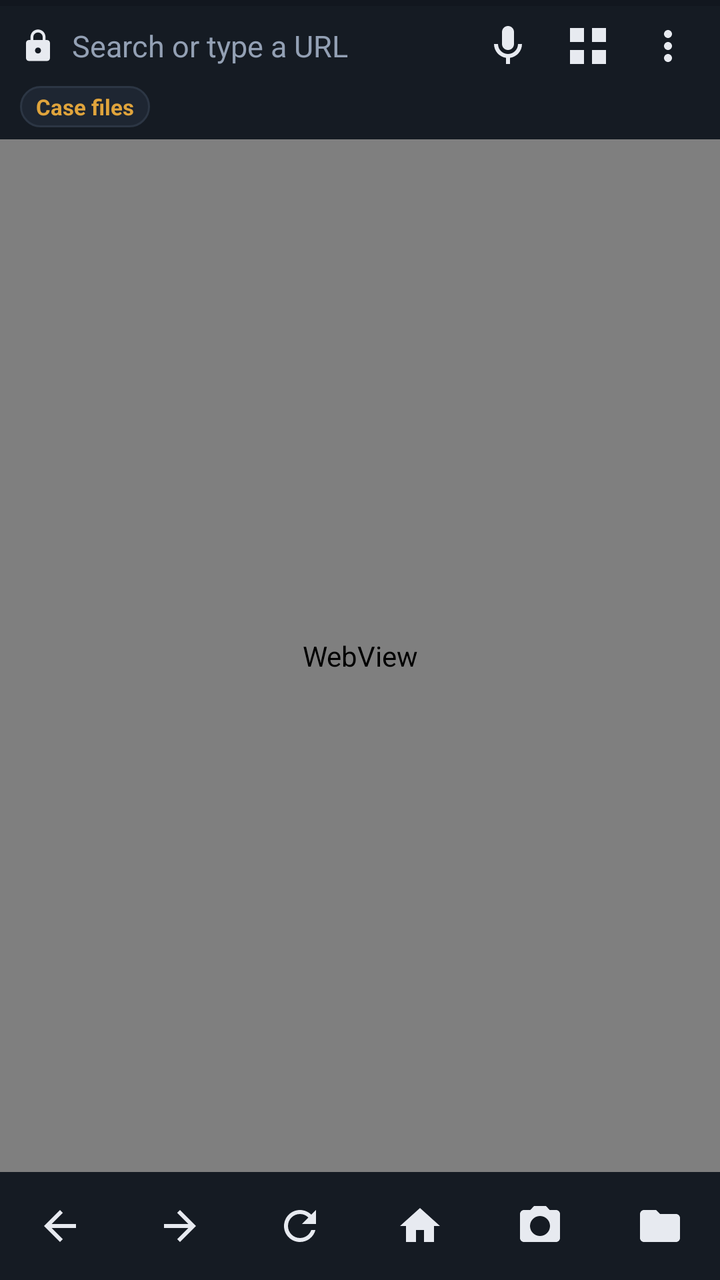
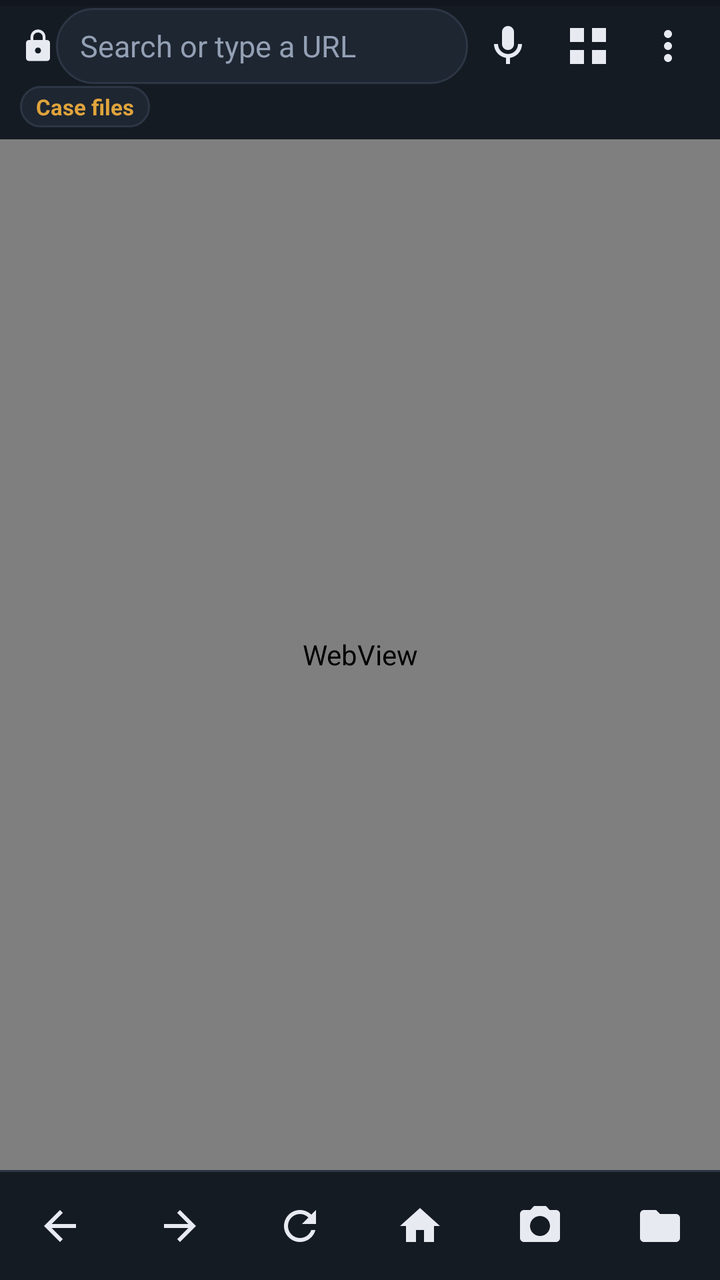

The first picture is an Android layout as it rendered before a commit; the second is the same layout after the commit. The layout source and the unified diff follow.
<!-- AndroidManifest.xml: application theme Theme.Sleuth -->
<!-- res/layout/activity_main.xml -->
<?xml version="1.0" encoding="utf-8"?>
<LinearLayout xmlns:android="http://schemas.android.com/apk/res/android"
    xmlns:app="http://schemas.android.com/apk/res-auto"
    android:layout_width="match_parent"
    android:layout_height="match_parent"
    android:background="@color/noir"
    android:orientation="vertical">

    <ProgressBar
        android:id="@+id/progressBar"
        style="?android:attr/progressBarStyleHorizontal"
        android:layout_width="match_parent"
        android:layout_height="3dp"
        android:max="100"
        android:progress="0"
        android:progressTint="@color/amber"
        android:progressBackgroundTint="@color/noir_surface_variant" />

    <LinearLayout
        android:layout_width="match_parent"
        android:layout_height="wrap_content"
        android:background="@color/noir_surface"
        android:gravity="center_vertical"
        android:orientation="horizontal"
        android:paddingStart="10dp"
        android:paddingEnd="6dp">

        <ImageView
            android:id="@+id/lockIcon"
            android:layout_width="18dp"
            android:layout_height="18dp"
            android:contentDescription="@string/content_description_app_icon"
            android:src="@drawable/ic_lock" />

        <ImageView
            android:id="@+id/protectionIcon"
            android:layout_width="18dp"
            android:layout_height="18dp"
            android:layout_marginStart="4dp"
            android:contentDescription="@string/status_page_protected"
            android:src="@drawable/ic_shield"
            android:visibility="gone" />

        <EditText
            android:id="@+id/urlBar"
            android:layout_width="0dp"
            android:layout_height="40dp"
            android:layout_weight="1"
            android:background="@null"
            android:ellipsize="end"
            android:hint="@string/hint_url"
            android:imeOptions="actionGo|flagNoExtractUi"
            android:inputType="textUri|textNoSuggestions"
            android:maxLines="1"
            android:paddingStart="8dp"
            android:paddingEnd="8dp"
            android:selectAllOnFocus="true"
            android:singleLine="true"
            android:textColor="@color/paper"
            android:textColorHint="@color/paper_dim"
            android:textSize="15sp" />

        <ImageButton
            android:id="@+id/btnVoice"
            android:layout_width="40dp"
            android:layout_height="40dp"
            android:background="?android:attr/selectableItemBackgroundBorderless"
            android:contentDescription="@string/action_voice"
            android:src="@drawable/ic_mic" />

        <ImageButton
            android:id="@+id/btnTabs"
            android:layout_width="40dp"
            android:layout_height="40dp"
            android:background="?android:attr/selectableItemBackgroundBorderless"
            android:contentDescription="@string/action_tabs"
            android:src="@drawable/ic_tabs" />

        <ImageButton
            android:id="@+id/btnMore"
            android:layout_width="40dp"
            android:layout_height="40dp"
            android:background="?android:attr/selectableItemBackgroundBorderless"
            android:contentDescription="@string/action_more"
            android:src="@drawable/ic_more" />
    </LinearLayout>

    <LinearLayout
        android:layout_width="match_parent"
        android:layout_height="wrap_content"
        android:background="@color/noir_surface"
        android:gravity="center_vertical"
        android:orientation="horizontal"
        android:paddingStart="10dp"
        android:paddingEnd="10dp"
        android:paddingBottom="6dp">

        <TextView
            android:id="@+id/caseChip"
            android:layout_width="wrap_content"
            android:layout_height="wrap_content"
            android:background="@drawable/bg_chip"
            android:paddingStart="8dp"
            android:paddingTop="3dp"
            android:paddingEnd="8dp"
            android:paddingBottom="3dp"
            android:text="@string/menu_cases"
            android:textColor="@color/amber"
            android:textSize="11sp"
            android:textStyle="bold" />

        <TextView
            android:id="@+id/titleText"
            android:layout_width="0dp"
            android:layout_height="wrap_content"
            android:layout_marginStart="10dp"
            android:layout_weight="1"
            android:ellipsize="end"
            android:maxLines="1"
            android:singleLine="true"
            android:textColor="@color/paper_dim"
            android:textSize="12sp" />
    </LinearLayout>

    <FrameLayout
        android:id="@+id/webContainer"
        android:layout_width="match_parent"
        android:layout_height="0dp"
        android:layout_weight="1">

        <WebView
            android:id="@+id/webView"
            android:layout_width="match_parent"
            android:layout_height="match_parent" />

        <TextView
            android:id="@+id/errorText"
            android:layout_width="match_parent"
            android:layout_height="match_parent"
            android:background="@color/noir"
            android:gravity="center"
            android:padding="32dp"
            android:textColor="@color/paper_dim"
            android:textSize="15sp"
            android:visibility="gone" />
    </FrameLayout>

    <LinearLayout
        android:layout_width="match_parent"
        android:layout_height="wrap_content"
        android:background="@color/noir_surface"
        android:orientation="horizontal"
        android:paddingTop="4dp"
        android:paddingBottom="4dp">

        <ImageButton
            android:id="@+id/btnBack"
            android:layout_width="0dp"
            android:layout_height="46dp"
            android:layout_weight="1"
            android:background="?android:attr/selectableItemBackground"
            android:contentDescription="@string/action_back"
            android:src="@drawable/ic_back" />

        <ImageButton
            android:id="@+id/btnForward"
            android:layout_width="0dp"
            android:layout_height="46dp"
            android:layout_weight="1"
            android:background="?android:attr/selectableItemBackground"
            android:contentDescription="@string/action_forward"
            android:src="@drawable/ic_forward" />

        <ImageButton
            android:id="@+id/btnReload"
            android:layout_width="0dp"
            android:layout_height="46dp"
            android:layout_weight="1"
            android:background="?android:attr/selectableItemBackground"
            android:contentDescription="@string/action_reload"
            android:src="@drawable/ic_reload" />

        <ImageButton
            android:id="@+id/btnHome"
            android:layout_width="0dp"
            android:layout_height="46dp"
            android:layout_weight="1"
            android:background="?android:attr/selectableItemBackground"
            android:contentDescription="@string/action_home"
            android:src="@drawable/ic_home" />

        <ImageButton
            android:id="@+id/btnCapture"
            android:layout_width="0dp"
            android:layout_height="46dp"
            android:layout_weight="1"
            android:background="?android:attr/selectableItemBackground"
            android:contentDescription="@string/action_capture"
            android:src="@drawable/ic_camera" />

        <ImageButton
            android:id="@+id/btnCases"
            android:layout_width="0dp"
            android:layout_height="46dp"
            android:layout_weight="1"
            android:background="?android:attr/selectableItemBackground"
            android:contentDescription="@string/action_cases"
            android:src="@drawable/ic_folder" />
    </LinearLayout>

</LinearLayout>
<!-- resources referenced by this layout -->
<resources>
  <color name="amber">#E0A43C</color>
  <color name="noir">#0D1117</color>
  <color name="noir_surface">#151B23</color>
  <color name="noir_surface_variant">#1E2632</color>
  <color name="paper">#E7EAF0</color>
  <color name="paper_dim">#93A0B4</color>
  <!-- drawable bg_chip (drawable) -->
  <?xml version="1.0" encoding="utf-8"?>
  <shape xmlns:android="http://schemas.android.com/apk/res/android"
      android:shape="rectangle">
      <solid android:color="#1E2632" />
      <corners android:radius="10dp" />
      <stroke
          android:width="1dp"
          android:color="#2C3644" />
  </shape>
  <!-- drawable ic_back (drawable) -->
  <?xml version="1.0" encoding="utf-8"?>
  <vector xmlns:android="http://schemas.android.com/apk/res/android"
      android:width="24dp"
      android:height="24dp"
      android:viewportWidth="24"
      android:viewportHeight="24"
      android:tint="@color/paper">
      <path
          android:fillColor="#FFFFFFFF"
  
          android:pathData="M20,11H7.83l5.59,-5.59L12,4l-8,8l8,8l1.41,-1.41L7.83,13H20V11z" />
  </vector>
  <!-- drawable ic_home (drawable) -->
  <?xml version="1.0" encoding="utf-8"?>
  <vector xmlns:android="http://schemas.android.com/apk/res/android"
      android:width="24dp"
      android:height="24dp"
      android:viewportWidth="24"
      android:viewportHeight="24"
      android:tint="@color/paper">
      <path
          android:fillColor="#FFFFFFFF"
  
          android:pathData="M10,20v-6h4v6h5v-8h3L12,3L2,12h3v8H10z" />
  </vector>
  <!-- drawable ic_tabs (drawable) -->
  <?xml version="1.0" encoding="utf-8"?>
  <vector xmlns:android="http://schemas.android.com/apk/res/android"
      android:width="24dp"
      android:height="24dp"
      android:viewportWidth="24"
      android:viewportHeight="24"
      android:tint="@color/paper">
      <path
          android:fillColor="#FFFFFFFF"
  
          android:pathData="M3,3h7v7H3V3zM14,3h7v7h-7V3zM3,14h7v7H3V14zM14,14h7v7h-7V14z" />
  </vector>
  <string name="action_back">Back</string>
  <string name="action_capture">Capture</string>
  <string name="action_cases">Case files</string>
  <string name="action_forward">Forward</string>
  <string name="action_home">Home</string>
  <string name="action_more">More</string>
  <string name="action_reload">Reload</string>
  <string name="action_tabs">Tabs</string>
  <string name="action_voice">Speak a search</string>
  <string name="content_description_app_icon">Application icon</string>
  <string name="hint_url">Search or type a URL</string>
  <string name="menu_cases">Case files</string>
  <string name="status_page_protected">This page tried to block the browser</string>
  <color name="black">#000000</color>
  <color name="amber_dim">#8A6524</color>
  <color name="signal_blue">#4A90D9</color>
  <color name="signal_green">#3FA796</color>
  <color name="noir_outline">#2C3644</color>
  <color name="signal_red">#D1495B</color>
  <color name="white">#FFFFFF</color>
  <!-- unchanged entries left out for length: 9 -->
</resources>

<!-- the commit's change to res/layout/activity_main.xml (unified diff, before → after) -->
@@ -32,33 +32,45 @@
             android:contentDescription="@string/content_description_app_icon"
             android:src="@drawable/ic_lock" />
 
-        <ImageView
+        <ImageButton
             android:id="@+id/protectionIcon"
-            android:layout_width="18dp"
-            android:layout_height="18dp"
-            android:layout_marginStart="4dp"
+            android:layout_width="32dp"
+            android:layout_height="32dp"
+            android:layout_marginStart="2dp"
+            android:background="?android:attr/selectableItemBackgroundBorderless"
             android:contentDescription="@string/status_page_protected"
+            android:padding="5dp"
             android:src="@drawable/ic_shield"
             android:visibility="gone" />
 
         <EditText
             android:id="@+id/urlBar"
             android:layout_width="0dp"
-            android:layout_height="40dp"
-            android:layout_weight="1"
-            android:background="@null"
+            android:layout_height="38dp"
+            android:layout_weight="1"
+            android:background="@drawable/bg_urlbar"
             android:ellipsize="end"
             android:hint="@string/hint_url"
             android:imeOptions="actionGo|flagNoExtractUi"
             android:inputType="textUri|textNoSuggestions"
             android:maxLines="1"
-            android:paddingStart="8dp"
+            android:paddingStart="12dp"
             android:paddingEnd="8dp"
             android:selectAllOnFocus="true"
             android:singleLine="true"
             android:textColor="@color/paper"
             android:textColorHint="@color/paper_dim"
             android:textSize="15sp" />
+
+        <ImageButton
+            android:id="@+id/btnClear"
+            android:layout_width="32dp"
+            android:layout_height="32dp"
+            android:background="?android:attr/selectableItemBackgroundBorderless"
+            android:contentDescription="@string/action_clear"
+            android:padding="6dp"
+            android:src="@drawable/ic_close"
+            android:visibility="gone" />
 
         <ImageButton
             android:id="@+id/btnVoice"
@@ -145,6 +157,11 @@
             android:visibility="gone" />
     </FrameLayout>
 
+    <View
+        android:layout_width="match_parent"
+        android:layout_height="1dp"
+        android:background="@color/noir_outline" />
+
     <LinearLayout
         android:layout_width="match_parent"
         android:layout_height="wrap_content"
@@ -160,7 +177,8 @@
             android:layout_weight="1"
             android:background="?android:attr/selectableItemBackground"
             android:contentDescription="@string/action_back"
-            android:src="@drawable/ic_back" />
+            android:src="@drawable/ic_back"
+            app:tooltipText="@string/action_back" />
 
         <ImageButton
             android:id="@+id/btnForward"
@@ -169,7 +187,8 @@
             android:layout_weight="1"
             android:background="?android:attr/selectableItemBackground"
             android:contentDescription="@string/action_forward"
-            android:src="@drawable/ic_forward" />
+            android:src="@drawable/ic_forward"
+            app:tooltipText="@string/action_forward" />
 
         <ImageButton
             android:id="@+id/btnReload"
@@ -178,7 +197,8 @@
             android:layout_weight="1"
             android:background="?android:attr/selectableItemBackground"
             android:contentDescription="@string/action_reload"
-            android:src="@drawable/ic_reload" />
+            android:src="@drawable/ic_reload"
+            app:tooltipText="@string/action_reload" />
 
         <ImageButton
             android:id="@+id/btnHome"
@@ -187,7 +207,8 @@
             android:layout_weight="1"
             android:background="?android:attr/selectableItemBackground"
             android:contentDescription="@string/action_home"
-            android:src="@drawable/ic_home" />
+            android:src="@drawable/ic_home"
+            app:tooltipText="@string/action_home" />
 
         <ImageButton
             android:id="@+id/btnCapture"
@@ -196,7 +217,8 @@
             android:layout_weight="1"
             android:background="?android:attr/selectableItemBackground"
             android:contentDescription="@string/action_capture"
-            android:src="@drawable/ic_camera" />
+            android:src="@drawable/ic_camera"
+            app:tooltipText="@string/action_capture" />
 
         <ImageButton
             android:id="@+id/btnCases"
@@ -205,7 +227,8 @@
             android:layout_weight="1"
             android:background="?android:attr/selectableItemBackground"
             android:contentDescription="@string/action_cases"
-            android:src="@drawable/ic_folder" />
+            android:src="@drawable/ic_folder"
+            app:tooltipText="@string/action_cases" />
     </LinearLayout>
 
 </LinearLayout>
<!-- resource entries referenced after the edit -->
@@ -16,6 +16,16 @@
           android:width="1dp"
           android:color="#2C3644" />
   </shape>
+  <!-- drawable bg_urlbar (drawable) -->
+  <?xml version="1.0" encoding="utf-8"?>
+  <shape xmlns:android="http://schemas.android.com/apk/res/android"
+      android:shape="rectangle">
+      <solid android:color="@color/noir_surface_variant" />
+      <corners android:radius="19dp" />
+      <stroke
+          android:width="1dp"
+          android:color="@color/noir_outline" />
+  </shape>
   <!-- drawable ic_back (drawable) -->
   <?xml version="1.0" encoding="utf-8"?>
   <vector xmlns:android="http://schemas.android.com/apk/res/android"
@@ -28,6 +38,17 @@
           android:fillColor="#FFFFFFFF"
   
           android:pathData="M20,11H7.83l5.59,-5.59L12,4l-8,8l8,8l1.41,-1.41L7.83,13H20V11z" />
+  </vector>
+  <!-- drawable ic_close (drawable) -->
+  <vector xmlns:android="http://schemas.android.com/apk/res/android"
+      android:width="24dp"
+      android:height="24dp"
+      android:viewportWidth="24"
+      android:viewportHeight="24"
+      android:tint="@color/paper_dim">
+      <path
+          android:fillColor="#FFFFFFFF"
+          android:pathData="M19,6.41L17.59,5 12,10.59 6.41,5 5,6.41 10.59,12 5,17.59 6.41,19 12,13.41 17.59,19 19,17.59 13.41,12z" />
   </vector>
   <!-- drawable ic_home (drawable) -->
   <?xml version="1.0" encoding="utf-8"?>
@@ -58,6 +79,7 @@
   <string name="action_back">Back</string>
   <string name="action_capture">Capture</string>
   <string name="action_cases">Case files</string>
+  <string name="action_clear">Clear</string>
   <string name="action_forward">Forward</string>
   <string name="action_home">Home</string>
   <string name="action_more">More</string>
